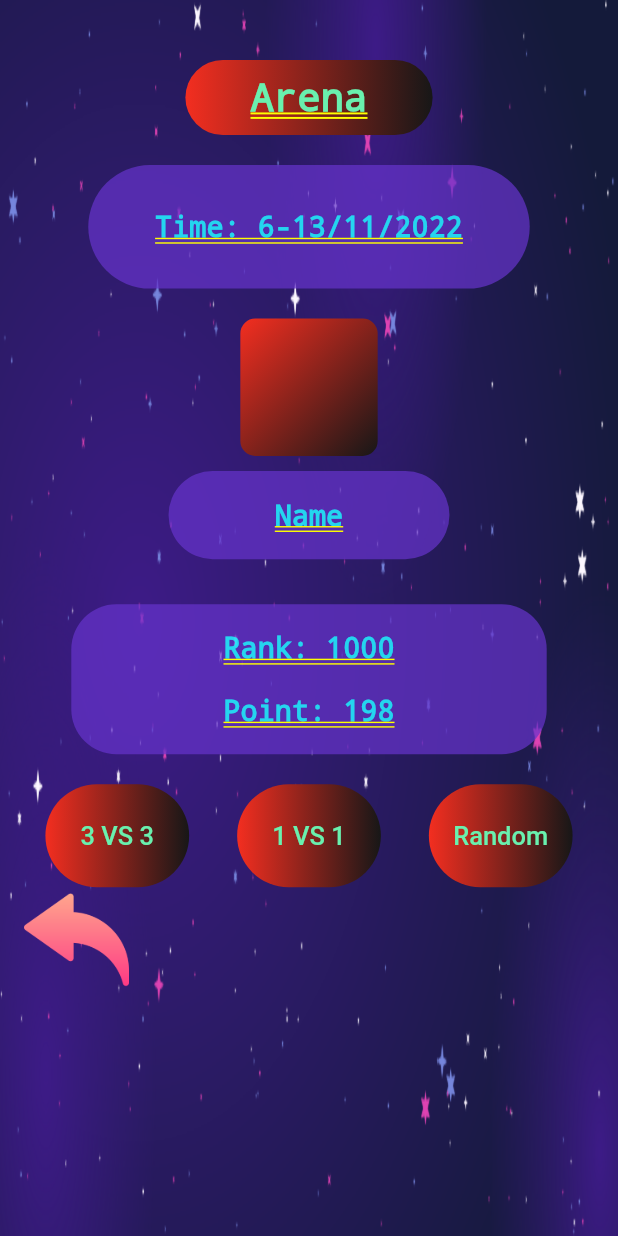
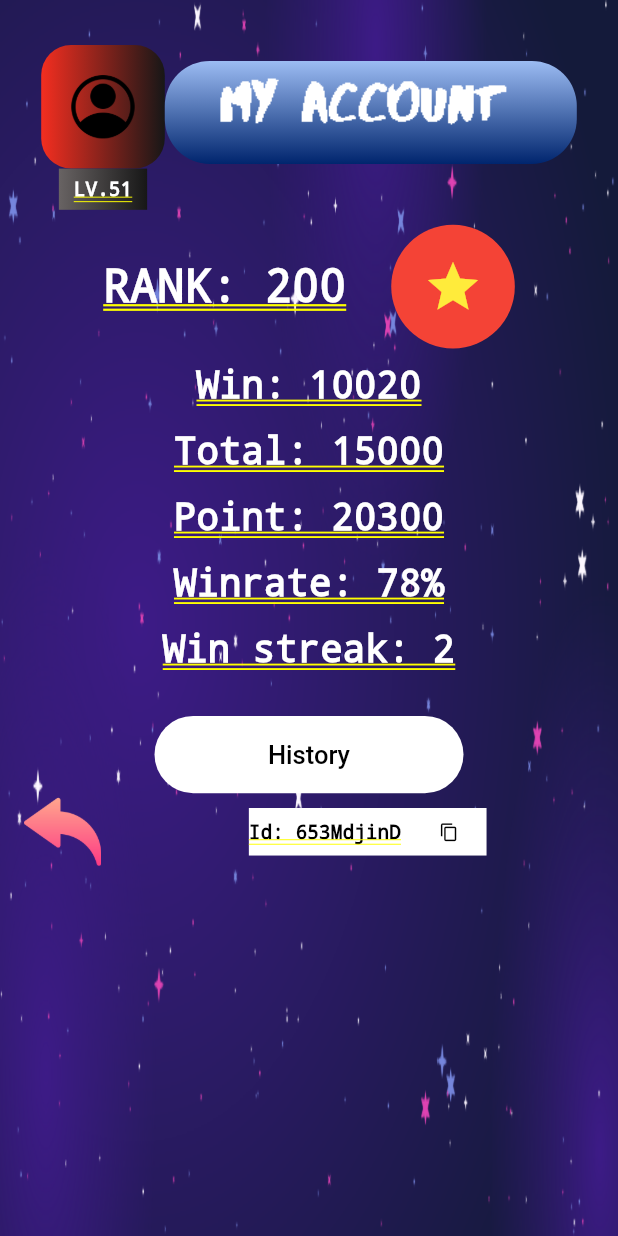
Before and after one commit to thanhpro0703/o_z_e, a Flutter app: the screen it shows after launch, on a phone screen of 412 x 824 dp. Run offline on Flutter 3.47's test engine with Material 2 defaults, Android fonts, the phone set to English and light mode, and no system bars.

Commit message:
đêm 18

```diff
--- a/game_app/lib/main.dart
+++ b/game_app/lib/main.dart
@@ -8,6 +8,7 @@ import 'screen_choose_level/screen_choose_level.dart';
 import 'screen_solo/screen_solo.dart';
 import 'screen_singler_play/screen_singler_play.dart';
 import 'screen_play_group/screen_play_group.dart';
+import 'screen_account/screen_account.dart';
 
 void main() {
   runApp(const MyApp());
@@ -20,7 +21,7 @@ class MyApp extends StatelessWidget {
   Widget build(BuildContext context) {
     return const MaterialApp(
       debugShowCheckedModeBanner: false,
-      home: Screen_Choose_Level(),
+      home: Screen_Acount(),
     );
   }
 }
--- /dev/null
+++ b/game_app/lib/screen_account/screen_account.dart
@@ -0,0 +1,181 @@
+import 'dart:ui';
+import 'package:flutter/foundation.dart';
+import 'package:flutter/material.dart';
+import 'package:game_app/screen_play_group/screen_play_group.dart';
+import 'package:game_app/screen_solo/screen_solo.dart';
+import '../screen_maingame/screen_maingame.dart';
+
+class Screen_Acount extends StatefulWidget {
+  const Screen_Acount({super.key});
+
+  @override
+  State<Screen_Acount> createState() => _MyScreenAccount();
+}
+
+class _MyScreenAccount extends State<Screen_Acount> {
+  @override
+  Widget build(BuildContext context) {
+    return Container(
+        decoration: BoxDecoration(
+            image: DecorationImage(
+          image: AssetImage("assets/background-home.png"),
+          fit: BoxFit.fill,
+        )),
+        child: Column(mainAxisAlignment: MainAxisAlignment.start, children: [
+          Padding(padding: EdgeInsets.only(top: 30)),
+          Row(mainAxisAlignment: MainAxisAlignment.center, children: [
+            Column(children: [
+              Container(
+                width: MediaQuery.of(context).size.width / 5,
+                height: MediaQuery.of(context).size.width / 5,
+                decoration: BoxDecoration(
+                    borderRadius: BorderRadius.circular(20),
+                    gradient: const LinearGradient(
+                      colors: [Color(0xfff32e20), Color(0xff171717)],
+                      begin: Alignment.centerLeft,
+                      end: Alignment.centerRight,
+                    )),
+                child: Center(
+                    child: Image.asset(
+                  'assets/account.png',
+                  width: 45,
+                  height: 50,
+                )),
+              ),
+              Container(
+                  child: Center(
+                      child: Text(
+                    'LV.51',
+                    style: TextStyle(fontSize: 13, color: Colors.white),
+                  )),
+                  width: MediaQuery.of(context).size.width / 7,
+                  height: MediaQuery.of(context).size.width / 15,
+                  decoration: const BoxDecoration(
+                      gradient: LinearGradient(
+                    colors: [
+                      Color.fromARGB(255, 104, 99, 99),
+                      Color(0xff171717)
+                    ],
+                    begin: Alignment.centerLeft,
+                    end: Alignment.centerRight,
+                  ))),
+            ]),
+            Container(
+                margin: EdgeInsets.only(bottom: 20),
+                child: Container(
+                    width: MediaQuery.of(context).size.width / 1.5,
+                    height: MediaQuery.of(context).size.width / 6,
+                    decoration: BoxDecoration(
+                        borderRadius: BorderRadius.circular(30),
+                        gradient: const LinearGradient(
+                          colors: [
+                            Color.fromARGB(255, 156, 188, 243),
+                            Color.fromARGB(255, 0, 37, 110)
+                          ],
+                          begin: Alignment.topCenter,
+                          end: Alignment.bottomCenter,
+                        )),
+                    child: Center(
+                        child: Image(
+                            image: AssetImage('assets/textmyaccount.png'))))),
+          ]),
+          Padding(padding: EdgeInsets.only(top: 10)),
+          Row(mainAxisAlignment: MainAxisAlignment.center, children: [
+            Text(
+              'RANK: 200',
+              style: TextStyle(color: Colors.white, fontSize: 30),
+            ),
+            Padding(padding: EdgeInsets.only(left: 30)),
+            Container(
+              width: MediaQuery.of(context).size.width / 5,
+              height: MediaQuery.of(context).size.width / 5,
+              decoration: BoxDecoration(
+                  borderRadius: BorderRadius.circular(50), color: Colors.red),
+              child: Center(
+                  child: Icon(
+                Icons.star,
+                color: Colors.yellow,
+                size: 40,
+              )),
+            ),
+          ]),
+          Padding(padding: EdgeInsets.only(top: 10)),
+          Text('Win: 10020',
+              style: TextStyle(color: Colors.white, fontSize: 25)),
+          Padding(padding: EdgeInsets.only(top: 15)),
+          Text('Total: 15000',
+              style: TextStyle(color: Colors.white, fontSize: 25)),
+          Padding(padding: EdgeInsets.only(top: 15)),
+          Text('Point: 20300',
+              style: TextStyle(color: Colors.white, fontSize: 25)),
+          Padding(padding: EdgeInsets.only(top: 15)),
+          Text('Winrate: 78%',
+              style: TextStyle(color: Colors.white, fontSize: 25)),
+          Padding(padding: EdgeInsets.only(top: 15)),
+          Text('Win streak: 2',
+              style: TextStyle(color: Colors.white, fontSize: 25)),
+          Padding(padding: EdgeInsets.only(top: 30)),
+          ElevatedButton(
+              onPressed: () {},
+              style: ElevatedButton.styleFrom(
+                  primary: Colors.transparent, shadowColor: Colors.transparent),
+              child: Container(
+                width: MediaQuery.of(context).size.width / 2,
+                height: MediaQuery.of(context).size.width / 8,
+                decoration: BoxDecoration(
+                    borderRadius: BorderRadius.circular(30),
+                    color: Colors.white),
+                child: Center(
+                    child: Text(
+                  'History',
+                  style: TextStyle(color: Colors.black, fontSize: 17),
+                )),
+              )),
+          Row(
+            children: [
+              ElevatedButton(
+                  onPressed: () {
+                    Navigator.of(context).push(MaterialPageRoute(
+                      builder: (context) => ScreenMainGame(),
+                    ));
+                  },
+                  style: ElevatedButton.styleFrom(
+                      primary: Colors.transparent,
+                      shadowColor: Colors.transparent),
+                  child: Container(
+                      width: MediaQuery.of(context).size.width / 8,
+                      height: MediaQuery.of(context).size.width / 8,
+                      child: Image(
+                          image: AssetImage('assets/reply-message.png')))),
+              Padding(
+                  padding: EdgeInsets.fromLTRB(
+                      MediaQuery.of(context).size.width / 5, 30, 0, 0)),
+              Container(
+                width: MediaQuery.of(context).size.width / 2.6,
+                height: MediaQuery.of(context).size.width / 13,
+                decoration: BoxDecoration(color: Colors.white),
+                child: Center(
+                    child: Row(
+                  children: [
+                    Text(
+                      'Id: 653MdjinD',
+                      style: TextStyle(color: Colors.black, fontSize: 13),
+                    ),
+                    ElevatedButton(
+                        onPressed: () {},
+                        style: ElevatedButton.styleFrom(
+                            primary: Colors.transparent,
+                            shadowColor: Colors.transparent),
+                        child: Icon(
+                          Icons.copy,
+                          color: Colors.black,
+                          size: 13,
+                        ))
+                  ],
+                )),
+              )
+            ],
+          )
+        ]));
+  }
+}
--- a/game_app/lib/screen_choose_level/screen_choose_level.dart
+++ b/game_app/lib/screen_choose_level/screen_choose_level.dart
@@ -74,7 +74,12 @@ class _MyScreenChooseLevel extends State<Screen_Choose_Level> {
                       begin: Alignment.topLeft,
                       end: Alignment.bottomRight,
                     )),
-                child: Center(),
+                child: Center(
+                    child: Image.asset(
+                  'assets/account.png',
+                  width: 45,
+                  height: 50,
+                )),
               )),
           Padding(padding: EdgeInsets.only(top: 10)),
           Container(
--- a/game_app/lib/screen_maingame/header.dart
+++ b/game_app/lib/screen_maingame/header.dart
@@ -1,4 +1,5 @@
 import 'package:flutter/material.dart';
+import 'package:game_app/screen_account/screen_account.dart';
 import 'package:game_app/screen_setting/screen_seting.dart';
 
 class MyHeader extends StatefulWidget {
@@ -86,7 +87,11 @@ class _MyHeaderState extends State<MyHeader> {
                           shadowColor:
                               MaterialStateProperty.all(Colors.transparent),
                         ),
-                        onPressed: () {},
+                        onPressed: () {
+                          Navigator.of(context).push(MaterialPageRoute(
+                            builder: (context) => Screen_Acount(),
+                          ));
+                        },
                         child: Image.asset(
                           'assets/account.png',
                           width: 45,
--- a/game_app/lib/screen_play_group/screen_play_group.dart
+++ b/game_app/lib/screen_play_group/screen_play_group.dart
@@ -48,7 +48,13 @@ class _MyScreen_Team extends State<Screen_Team> {
                                   begin: Alignment.topLeft,
                                   end: Alignment.topRight,
                                 )),
-                              child: Center())),
+                            child: Center(
+                                child: Image.asset(
+                              'assets/account.png',
+                              width: 45,
+                              height: 50,
+                            )),
+                          )),
                       Padding(padding: EdgeInsets.only(top: 10)),
                       Container(
                         width: MediaQuery.of(context).size.width / 3,
@@ -177,7 +183,13 @@ class _MyScreen_Team extends State<Screen_Team> {
                                   begin: Alignment.topLeft,
                                   end: Alignment.topRight,
                                 )),
-                              child: Center())),
+                            child: Center(
+                                child: Image.asset(
+                              'assets/account.png',
+                              width: 45,
+                              height: 50,
+                            )),
+                          )),
                       Padding(padding: EdgeInsets.only(top: 10)),
                       Container(
                         width: MediaQuery.of(context).size.width / 3,
--- a/game_app/lib/screen_solo/screen_solo.dart
+++ b/game_app/lib/screen_solo/screen_solo.dart
@@ -46,7 +46,13 @@ class _MyScreenSolo extends State<Screen_Solo> {
                             begin: Alignment.topLeft,
                             end: Alignment.topRight,
                           )),
-                        child: Center())),
+                      child: Center(
+                          child: Image.asset(
+                        'assets/account.png',
+                        width: 45,
+                        height: 50,
+                      )),
+                    )),
                 Padding(padding: EdgeInsets.only(top: 10)),
                 Container(
                     width: MediaQuery.of(context).size.width / 3.5,
```
Lines whose indentation alone changed are shown as unchanged.
